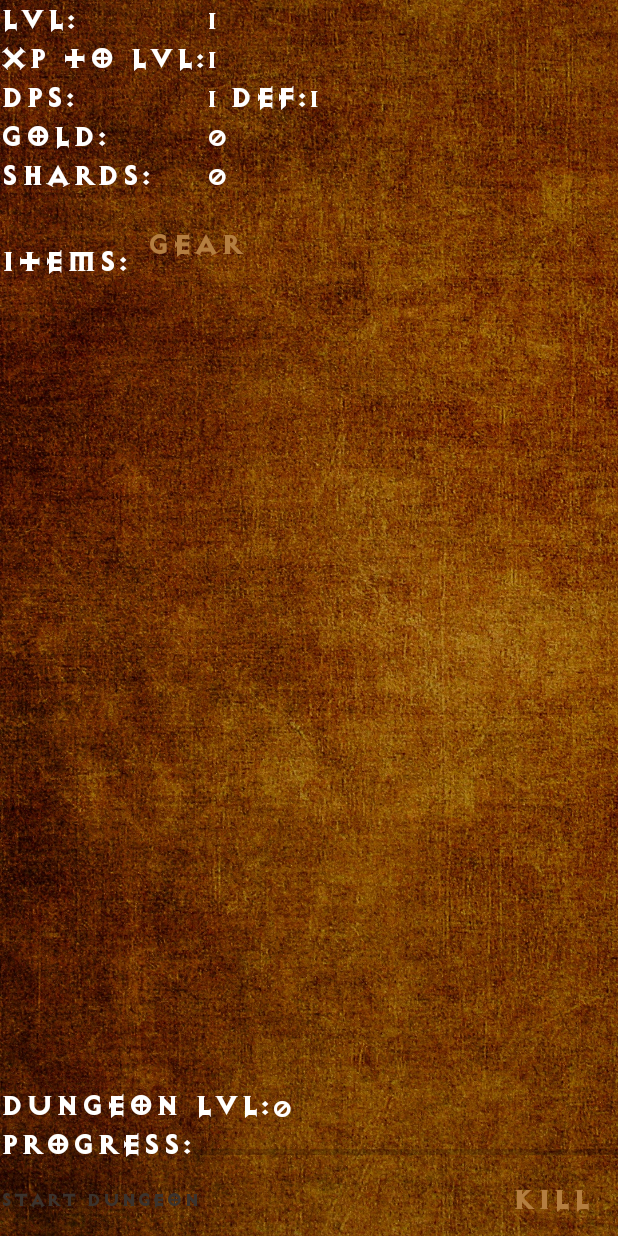
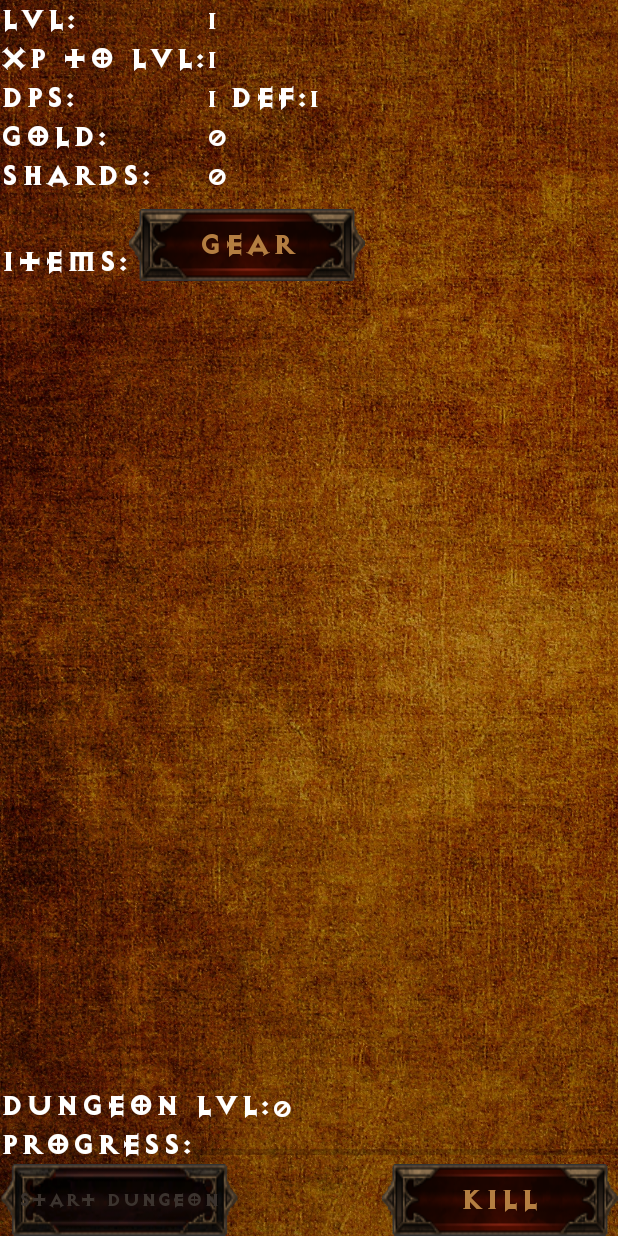
Before and after one commit to Ljaysoft/SimpleD3, an Android app: the screen it shows after launch (MainActivity), on a phone screen of 412 x 824 dp. Run offline under Robolectric (Android 15) with nearby library versions, the phone set to English and light mode, and no system bars.

Commit message:
Fixed framed button images

```diff
--- a/SimpleD3/app/src/main/res/drawable/framed_button.xml
+++ b/SimpleD3/app/src/main/res/drawable/framed_button.xml
@@ -2,17 +2,11 @@
 <selector
     xmlns:android="http://schemas.android.com/apk/res/android">
     <item android:state_enabled="false"
-        android:drawable="@drawable/button_disabled"
-        android:color="#4D4843"/>
+        android:drawable="@drawable/button_disabled"/>
+    <item android:state_pressed="true"
+        android:drawable="@drawable/button_pressed"/>
+    <item android:state_focused="true"
+        android:drawable="@drawable/button_highlight"/>
     <item android:state_enabled="true"
-        android:state_pressed="true"
-        android:drawable="@drawable/button_pressed"
-        android:color="#BCBCBC"/>
-    <item android:state_enabled="true"
-        android:state_focused="true"
-        android:drawable="@drawable/button_highlight"
-        android:color="#BCBCBC"/>
-    <item android:state_enabled="true"
-        android:drawable="@drawable/button_normal"
-        android:color="#E3A051"/>
+        android:drawable="@drawable/button_normal"/>
 </selector>
--- a/SimpleD3/app/src/main/res/layout/fragment_player_stat_page.xml
+++ b/SimpleD3/app/src/main/res/layout/fragment_player_stat_page.xml
@@ -250,7 +250,8 @@
         android:layout_alignBottom="@+id/itemTextView"
         android:layout_toRightOf="@+id/itemTextView"
         android:layout_toEndOf="@+id/itemTextView"
-        android:textSize="22dp" />
+        android:textSize="22dp"
+        android:background="@drawable/framed_button" />
 
     <TextView
         android:id="@+id/itemTextView"
--- a/SimpleD3/app/src/main/res/values/dimens.xml
+++ b/SimpleD3/app/src/main/res/values/dimens.xml
@@ -2,6 +2,4 @@
     <dimen name="item_view_height">300dp</dimen>
     <dimen name="item_view_width">236dp</dimen>
     <dimen name="item_view_title_height">40px</dimen>
-    <dimen name="framed_button_height">41dp</dimen>
-    <dimen name="framed_button_width">159dp</dimen>
 </resources>
--- a/SimpleD3/app/src/main/res/values/styles.xml
+++ b/SimpleD3/app/src/main/res/values/styles.xml
@@ -1,7 +1,7 @@
 <resources>
     <style name="AppTheme" parent="Theme.AppCompat.Light.NoActionBar">
     </style>
-    <style name="framed_button_style">
+    <style name="framed_button_style" parent="@android:style/Widget.Button">
         <item name="android:background">@drawable/framed_button</item>
         <item name="android:layout_width">wrap_content</item>
         <item name="android:layout_height">wrap_content</item>
```
